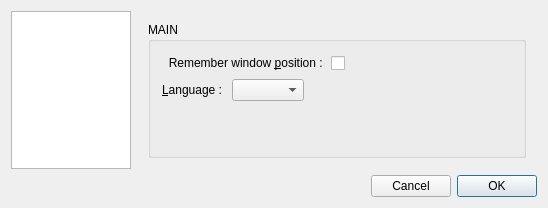
Above: src/gui/forms/settingsdialog.ui from deufrai/Qrest before the change. Below: the same form after it.
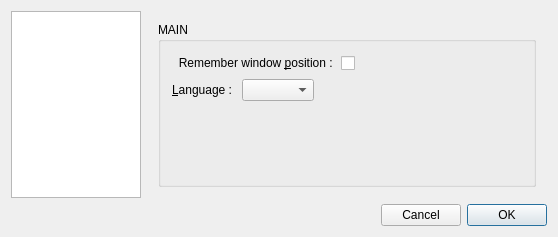
That is the form after the change. The open tabs and pages were chosen to show the change. Icons and pictures are not drawn.

Commit message: Make sure pref dialog opens up with first tab active

What changed in the file:
```diff
--- a/src/gui/forms/settingsdialog.ui
+++ b/src/gui/forms/settingsdialog.ui
@@ -9,8 +9,8 @@
    <rect>
     <x>0</x>
     <y>0</y>
-    <width>548</width>
-    <height>208</height>
+    <width>558</width>
+    <height>237</height>
    </rect>
   </property>
   <property name="windowTitle">
```
Left out of the diff: 2 changed lines with no effect on the pictures.
